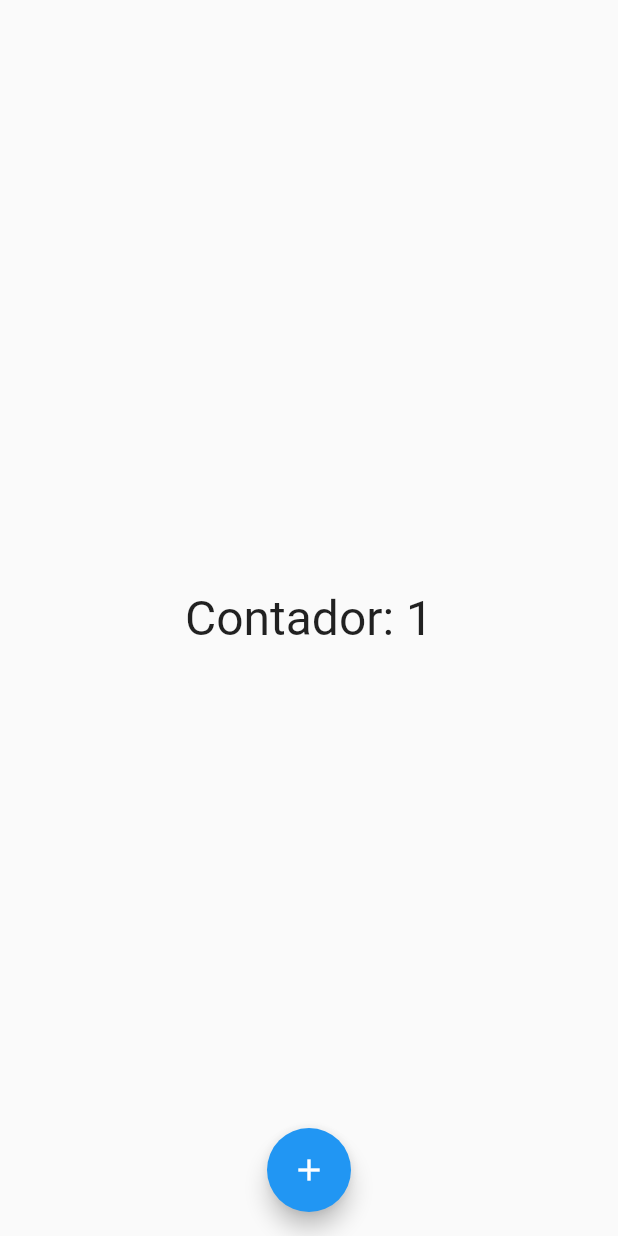
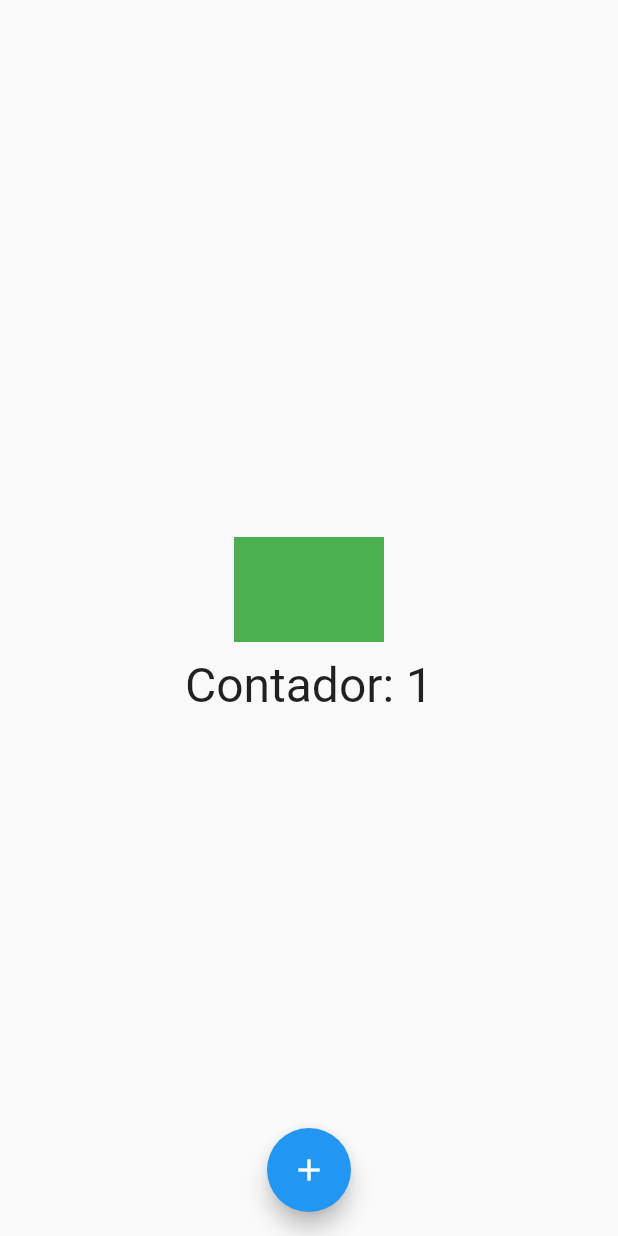
Before and after one commit to flutter-developer-roadmap/counter, a Flutter app: the screen it shows after launch, after a tap on the "add" icon, on a phone screen of 412 x 824 dp. Run offline on Flutter 3.47's test engine with Material 2 defaults, Android fonts, the phone set to English and light mode, and no system bars.

Commit message:
ValueNotifier for Color

```diff
--- a/lib/src/ui/pages/home_page.dart
+++ b/lib/src/ui/pages/home_page.dart
@@ -15,6 +15,7 @@ class HomePage extends StatefulWidget {
 
 class _HomePageState extends State<HomePage> {
   final ValueNotifier<int> counterNotifier = ValueNotifier(0);
+  final ValueNotifier<Color> flagcolorNotifier = ValueNotifier(Colors.white);
 
   @override
   Widget build(BuildContext context) {
@@ -22,6 +23,17 @@ class _HomePageState extends State<HomePage> {
       body: Column(
         mainAxisAlignment: MainAxisAlignment.center,
         children: [
+          ValueListenableBuilder(
+            valueListenable: flagcolorNotifier,
+            builder: (context, state, child) {
+              return Container(
+                margin: const EdgeInsets.all(10.0),
+                color: state,
+                width: 100.0,
+                height: 70.0,
+              );
+            },
+          ),
           Align(
             child: ValueListenableBuilder(
               valueListenable: counterNotifier,
@@ -39,6 +51,11 @@ class _HomePageState extends State<HomePage> {
       floatingActionButton: FloatingActionButton(
         onPressed: () {
           counterNotifier.value = counterNotifier.value + 1;
+          if (counterNotifier.value % 3 == 0) {
+            flagcolorNotifier.value = Colors.red;
+          } else {
+            flagcolorNotifier.value = Colors.green;
+          }
 
           log(counterNotifier.value.toString());
         },
```
